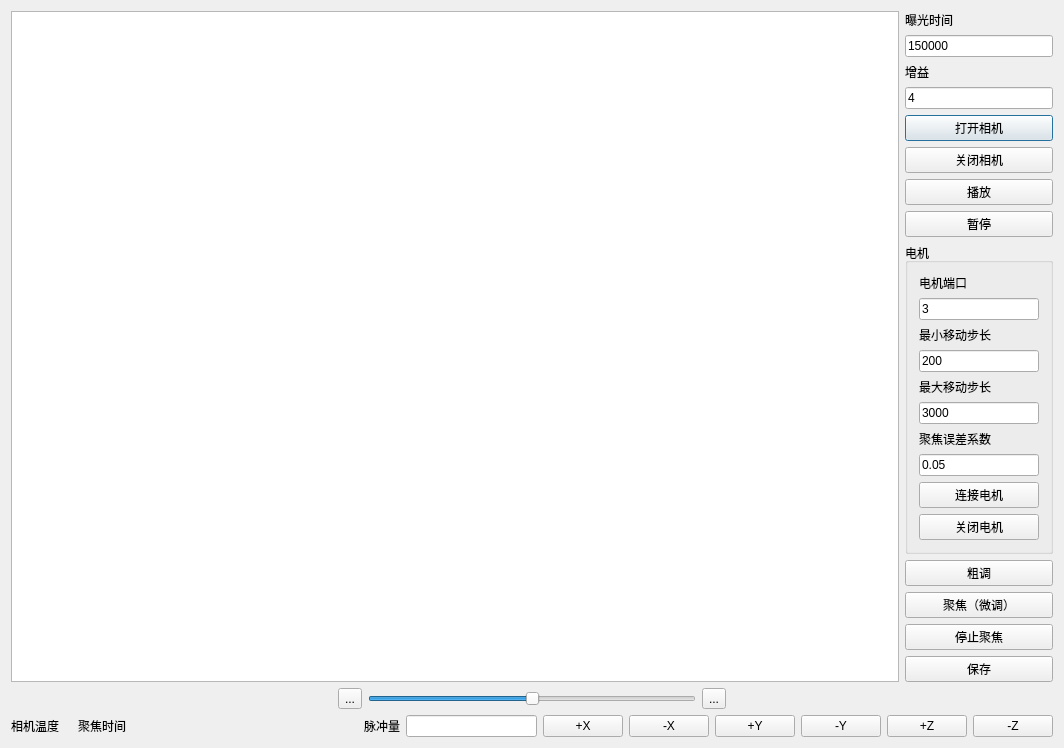
First picture: the form in CameraTest/Cameradialog.ui, repository JiangHuZhou/CameraFocus, before the edit.
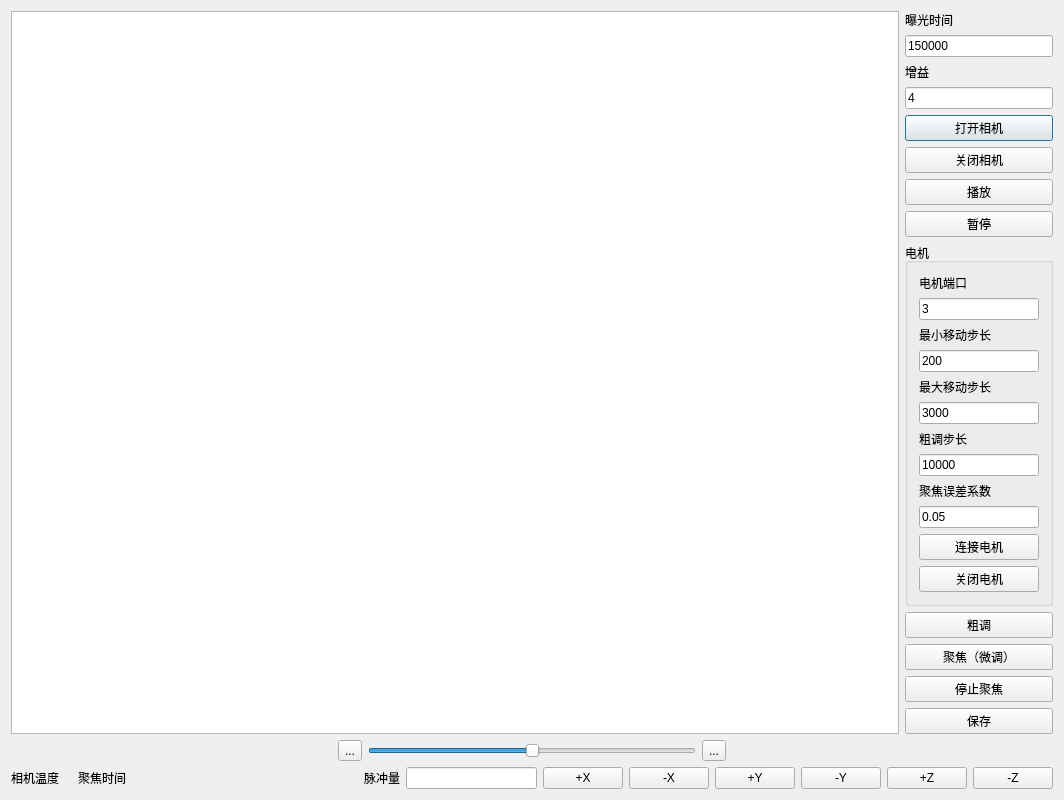
Second picture: the form after the edit. Icons and pictures are not drawn.

Diff of the .ui file:
```diff
--- a/CameraTest/Cameradialog.ui
+++ b/CameraTest/Cameradialog.ui
@@ -135,6 +135,20 @@
             </property>
            </widget>
           </item>
+          <item>
+           <widget class="QLabel" name="label_9">
+            <property name="text">
+             <string>粗调步长</string>
+            </property>
+           </widget>
+          </item>
+          <item>
+           <widget class="QLineEdit" name="BigStep">
+            <property name="text">
+             <string>10000</string>
+            </property>
+           </widget>
+          </item>
           <item>
            <widget class="QLabel" name="label_7">
             <property name="text">
```
